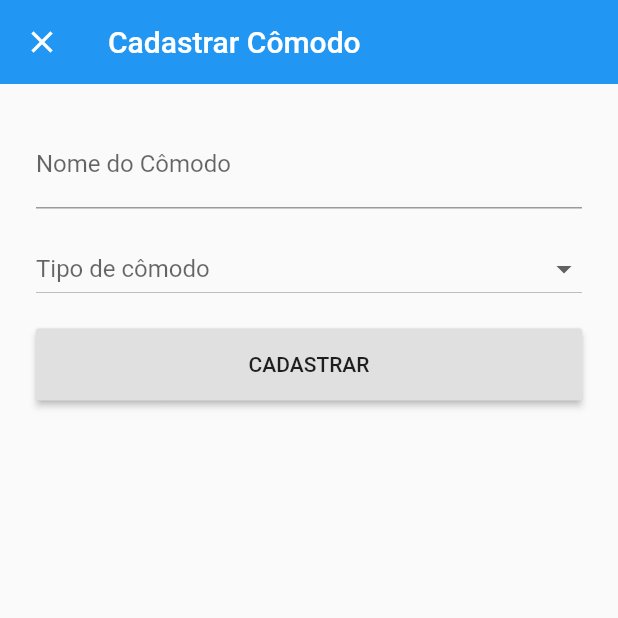
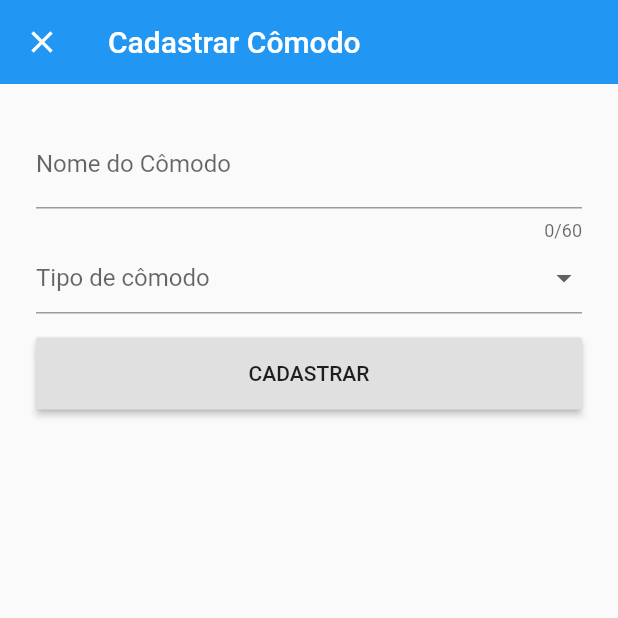
Before and after one commit to kFurlan/SmartHome, a Flutter app: the RoomCreatePage screen opened directly, on a phone screen of 412 x 824 dp, the top half of it. Run offline on Flutter 3.47's test engine with Material 2 defaults, Android fonts, the phone set to English and light mode, and no system bars; our stand-ins replace bloc, equatable, flutter_bloc; statements that could not run were skipped.

```diff
--- a/app/lib/models/room_model.dart
+++ b/app/lib/models/room_model.dart
@@ -1,9 +1,11 @@
 import 'package:equatable/equatable.dart';
 import 'package:meta/meta.dart';
+import 'package:uuid/uuid.dart';
 
 class RoomModel extends Equatable {
+  final String id;
   final String name;
   final String type;
 
-  RoomModel({@required this.name, @required this.type});
+  RoomModel({@required this.id, @required this.name, @required this.type});
 }
--- a/app/lib/pages/room/room_create_page.dart
+++ b/app/lib/pages/room/room_create_page.dart
@@ -9,12 +9,15 @@ class RoomCreatePage extends StatefulWidget {
 }
 
 class _RoomCreatePageState extends State<RoomCreatePage> {
+  String _dropDownValue;
+  String _textFormValue;
+  final _roomCreateKey = GlobalKey<FormState>();
+
   RoomBloc _roomBloc;
-  String dropDownValue;
 
   @override
   void initState() {
-    _roomBloc = BlocProvider.of<RoomBloc>(context);
+    this._roomBloc = BlocProvider.of<RoomBloc>(context);
     super.initState();
   }
 
@@ -33,22 +36,36 @@ class _RoomCreatePageState extends State<RoomCreatePage> {
         ),
         elevation: 0.0,
       ),
-      body: Padding(
+      body: SingleChildScrollView(
+        child: Padding(
           padding: const EdgeInsets.all(24.0),
+          child: Form(
+            key: _roomCreateKey,
             child: Column(
               children: <Widget>[
                 TextFormField(
-              decoration: InputDecoration(labelText: 'Nome do Cômodo'),
+                  maxLength: 60,
+                  validator: (String value) {
+                    if (value == null || value.isEmpty)
+                      return "O nome do cômodo não pode estar vazio.";
+                  },
+                  onSaved: (String value) {
+                    this._textFormValue = value;
+                  },
+                  decoration: InputDecoration(
+                    labelText: 'Nome do Cômodo',
                   ),
-            Padding(
-              padding: const EdgeInsets.symmetric(vertical: 16.0),
-              child: DropdownButton<String>(
-                isExpanded: true,
-                value: dropDownValue,
+                ),
+                DropdownButtonFormField<String>(
+                  value: _dropDownValue,
+                  validator: (String value) {
+                    if (value == null || value.isEmpty)
+                      return "Selecione um tipo de cômodo";
+                  },
                   hint: Text('Tipo de cômodo'),
                   onChanged: (String value) {
                     setState(() {
-                    this.dropDownValue = value;
+                      this._dropDownValue = value;
                     });
                   },
                   items: <DropdownMenuItem<String>>[
@@ -78,25 +95,35 @@ class _RoomCreatePageState extends State<RoomCreatePage> {
                     )
                   ],
                 ),
-            ),
-            SizedBox(
+                Padding(
+                  padding: const EdgeInsets.only(top: 16.0),
+                  child: SizedBox(
                     width: double.infinity,
                     child: RaisedButton(
                       padding: EdgeInsets.all(16),
                       child: Text('CADASTRAR'),
                       onPressed: () {
+                        if (_roomCreateKey.currentState.validate()) {
+                          _roomCreateKey.currentState.save();
                           _roomBloc.dispatch(
-                    InsertRoom(name: 'Quarto das crianças', type: 'Quarto'),
+                            InsertRoom(
+                              name: this._textFormValue,
+                              type: this._dropDownValue,
+                            ),
                           );
                           if (Navigator.canPop(context)) {
                             Navigator.pop(context);
                           }
+                        }
                       },
+                    ),
                   ),
                 ),
               ],
             ),
           ),
+        ),
+      ),
     );
   }
 }
--- a/app/lib/state/room_event.dart
+++ b/app/lib/state/room_event.dart
@@ -1,5 +1,7 @@
 import 'package:meta/meta.dart';
 import 'package:equatable/equatable.dart';
+import 'package:smarthome/models/room_model.dart';
+import 'package:uuid/uuid.dart';
 
 abstract class RoomEvent extends Equatable {
   RoomEvent([List props = const []]) : super(props);
@@ -15,10 +17,13 @@ class InsertRoom extends RoomEvent {
 }
 
 class DeleteRoom extends RoomEvent {
-  final String name;
-  final String type;
+  final Uuid id;
   DeleteRoom({
-    @required this.name,
-    @required this.type,
-  }) : super([name, type]);
+    @required this.id,
+  }) : super([id]);
 }
+
+class EditRoom extends RoomEvent {
+  final RoomModel model;
+  EditRoom({@required this.model}) : super([model]);
+}
--- a/app/pubspec.yaml
+++ b/app/pubspec.yaml
@@ -17,6 +17,7 @@ dependencies:
     sdk: flutter
   equatable: ^0.1.10
   flutter_bloc: ^0.5.3
+  uuid: ^1.0.3
 
   # The following adds the Cupertino Icons font to your application.
   # Use with the CupertinoIcons class for iOS style icons.
```
Also changed, not shown: app/lib/pages/room/room_info_page.dart (+16 -11 lines), app/lib/state/room_bloc.dart (+7 -4 lines). Lines whose indentation alone changed are shown as unchanged.
